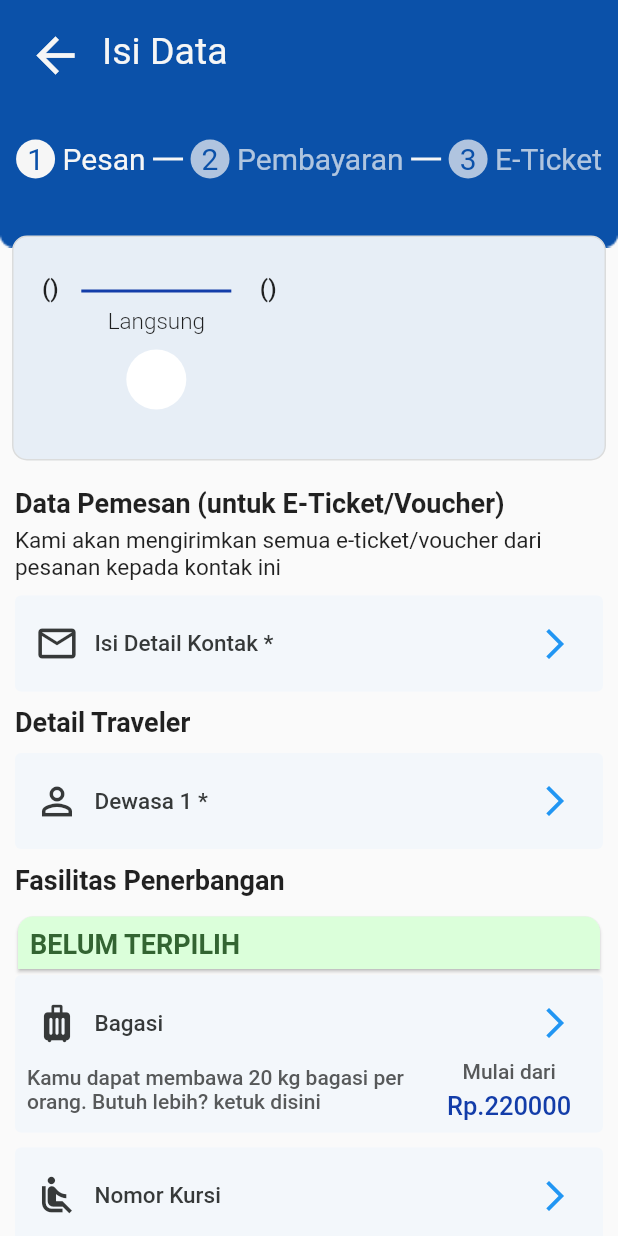
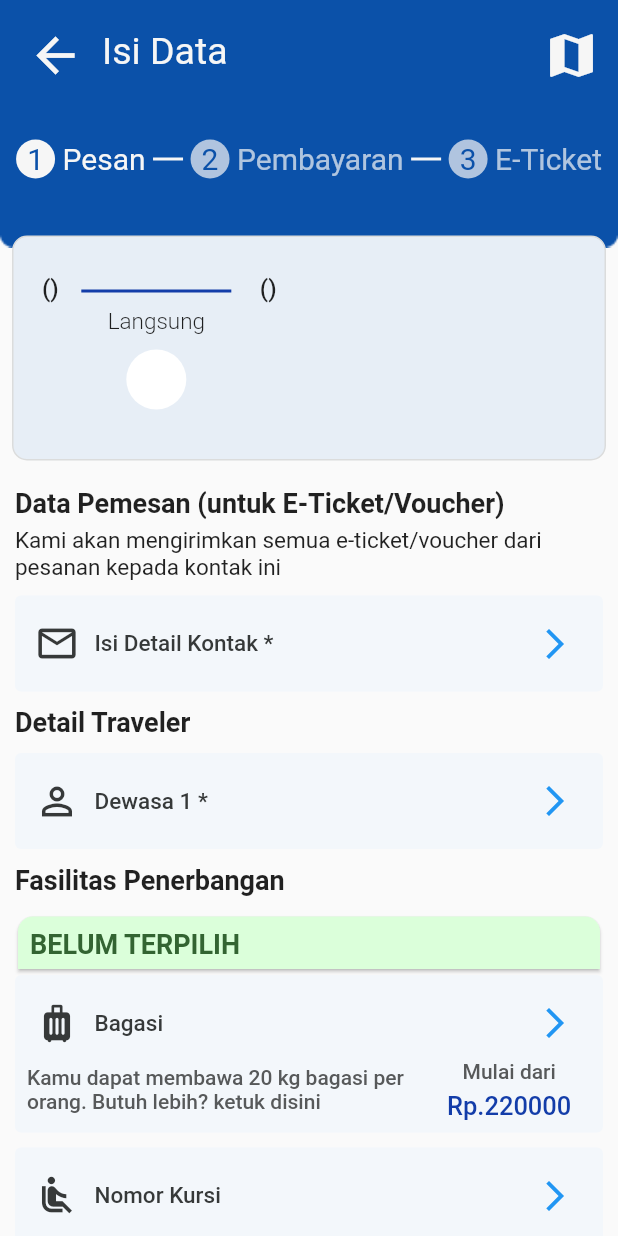
Before and after one commit to Miharufikriansyah/AeroPlane, a Flutter app: the CheckoutPage screen opened directly with empty values, on a phone screen of 412 x 824 dp. Run offline on Flutter 3.47's test engine with Material 2 defaults, Android fonts, the phone set to English and light mode, and no system bars; our stand-ins replace cloud_firestore, firebase_core, firebase_database, getwidget, google_maps_flutter, image_picker; accounts and stored records are empty; network calls fail.

Commit message:
Final Beta

```diff
--- a/lib/pages/checkoutPage.dart
+++ b/lib/pages/checkoutPage.dart
@@ -3,6 +3,7 @@
 import 'package:flutter/material.dart';
 import 'package:aeroplan/widgets/addOns.dart';
 import 'package:aeroplan/widgets/confirm.dart';
+import 'package:aeroplan/pages/airportMaps.dart';
 
 class CheckoutPage extends StatefulWidget {
   String asal, tujuan, berangkat, tiba, kota1, kota2, harga;
@@ -41,6 +42,9 @@ class _CheckoutPageState extends State<CheckoutPage> {
                   margin: EdgeInsets.only(top: 10),
                   child: Row(
                       crossAxisAlignment: CrossAxisAlignment.center,
+                      mainAxisAlignment: MainAxisAlignment.spaceBetween,
+                      children: [
+                        Row(
                           children: [
                             Container(
                               margin: EdgeInsets.only(left: 10),
@@ -60,6 +64,20 @@ class _CheckoutPageState extends State<CheckoutPage> {
                                 style: TextStyle(
                                     fontSize: 25, color: Color(0xffF6F6F6)),
                               ),
+                            ),
+                          ],
+                        ),
+                        Container(
+                          margin: EdgeInsets.only(right: 10),
+                          child: IconButton(
+                              onPressed: () {
+                                Navigator.of(context)
+                                    .push(MaterialPageRoute(builder: (context) {
+                                  return MapSample();
+                                }));
+                              },
+                              icon: Icon(Icons.map,
+                                  size: 38, color: Color(0xffF6F6F6))),
                         )
                       ]),
                 ),
--- a/pubspec.yaml
+++ b/pubspec.yaml
@@ -43,6 +43,8 @@ dependencies:
   flutter_spinkit: ^5.2.0
   intl: ^0.18.1
   firebase_database: ^10.2.2
+  google_maps_flutter: ^2.3.1
+  image_picker: ^0.8.9
 
 dev_dependencies:
   flutter_test:
```
Also changed, not shown: lib/pages/airportMaps.dart (added, +43 -0 lines), lib/screen/profile.dart (+32 -6 lines), pubspec.lock, 7 other files. Lines whose indentation alone changed are shown as unchanged.
